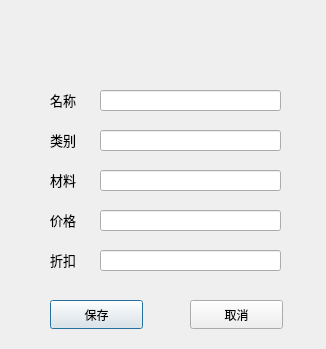
friendfan1/-Salay-Management-System, file restaurantManagerment/dlg_adddish.ui: the form before one commit.
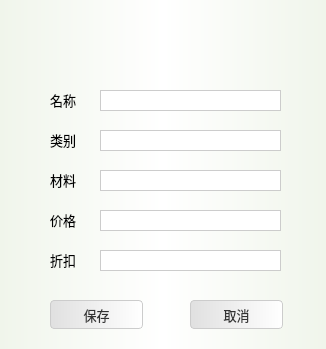
The form after the commit.

```diff
--- a/restaurantManagerment/dlg_adddish.ui
+++ b/restaurantManagerment/dlg_adddish.ui
@@ -13,6 +13,52 @@
   <property name="windowTitle">
    <string>Dialog</string>
   </property>
+  <property name="styleSheet">
+   <string notr="true"> QDialog{   background: qlineargradient(spread:pad, x1:0, y1:0, x2:1, y2:0, stop:0 rgba(240, 245, 235, 1), stop:0.5 rgba(255, 255, 255, 1), stop:1 rgba(240, 245, 235, 1)); /* Gradient from light green to white to light green */
+    color: #333333; /* Dark Grey */
+    font-family: &quot;Segoe UI&quot;, sans-serif;
+    font-size: 10pt;
+}
+QTableWidget {
+    background-color: #FFFFFF; /* White */
+    color: #333333; /* Dark Grey */
+    gridline-color: #CCCCCC; /* Light Grey */
+    border: 1px solid #CCCCCC; /* Light Grey Border */
+    font-family: &quot;Segoe UI&quot;, sans-serif;
+    font-size: 10pt;
+}
+QLineEdit{
+background-color: #FFFFFF; /* White */
+    color: #333333; /* Dark Grey */
+    gridline-color: #CCCCCC; /* Light Grey */
+    border: 1px solid #CCCCCC; /* Light Grey Border */
+    font-family: &quot;Segoe UI&quot;, sans-serif;
+    font-size: 10pt;
+}
+
+/* Buttons common style */
+
+QPushButton {
+    background: qlineargradient(spread:pad, x1:0, y1:0, x2:1, y2:0, stop:0 #E0E0E0, stop:1 #FFFFFF); /* Light Grey to White Gradient */
+    color: #333333; /* Dark Grey */
+    border: 1px solid #CCCCCC; /* Light Grey Border */
+    border-radius: 4px;
+    padding: 5px;
+    font-family: &quot;Segoe UI&quot;, sans-serif;
+    font-size: 10pt;
+}
+
+QPushButton:hover {
+    background-color: #D6D6D6; /* Slightly Darker Grey */
+}
+
+QPushButton:pressed {
+    background-color: #BFBFBF; /* Darker Grey */
+}
+/* Common background widget style */
+
+</string>
+  </property>
   <widget class="QLabel" name="label_2">
    <property name="geometry">
     <rect>
```
